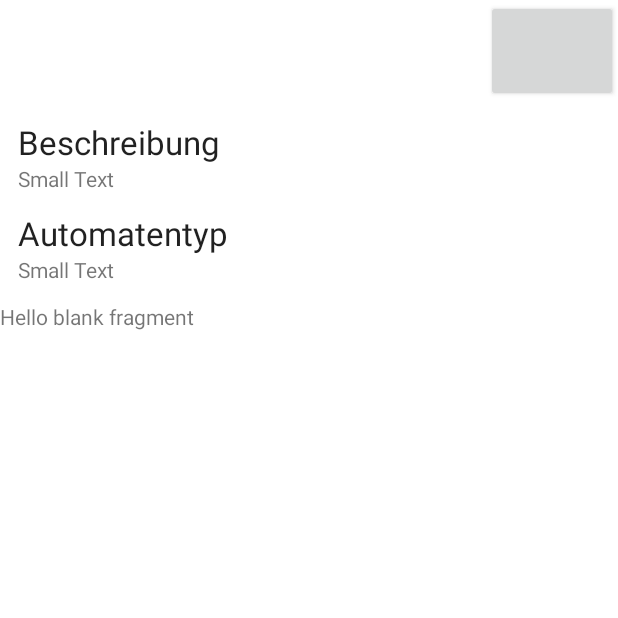
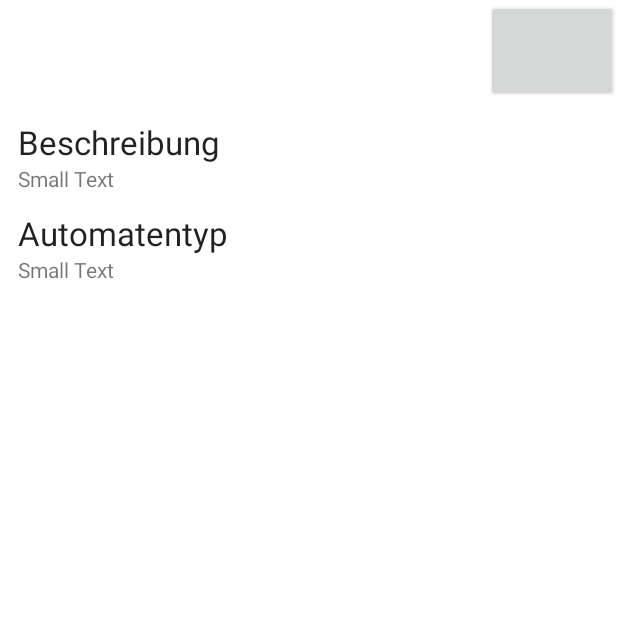
Before and after one commit to VendingApp/app-android, an Android app: the screen it shows after launch (MapsActivity), on a phone screen of 412 x 824 dp, the top half of it. Run offline under Robolectric (Android 15) with nearby library versions, the light colour scheme and no system bars; our stand-ins replace ButterKnife; libraries missing offline, so code that uses them is left out: com.loopj.android, com.sothree.slidinguppanel, de.greenrobot.event; plain views replace FloatingActionButton, FloatingActionsMenu, SlidingUpPanelLayout; 9 statements that could not run were skipped.

Commit message:
View Preparation

```diff
--- a/app/build.gradle
+++ b/app/build.gradle
@@ -24,7 +24,7 @@ dependencies {
         mavenCentral()
     }
     compile fileTree(dir: 'libs', include: ['*.jar'])
-    compile 'com.android.support:appcompat-v7:22.1.1'
+    compile 'com.android.support:appcompat-v7:22.2.0'
     compile 'com.google.android.gms:play-services:7.3.0'
     compile 'com.getbase:floatingactionbutton:1.9.0'
     compile 'com.jakewharton:butterknife:6.1.0'
@@ -33,4 +33,5 @@ dependencies {
     compile 'com.google.code.gson:gson:2.3'
     compile 'com.sothree.slidinguppanel:library:3.0.0'
     compile 'de.greenrobot:eventbus:2.4.0'
+    compile 'com.android.support:recyclerview-v7:22.0.0'
 }
--- a/app/src/main/java/de/submit_ev/vendingapp/fragments/FragmentVendorProducts.java
+++ b/app/src/main/java/de/submit_ev/vendingapp/fragments/FragmentVendorProducts.java
@@ -3,10 +3,14 @@ package de.submit_ev.vendingapp.fragments;
 
 import android.os.Bundle;
 import android.app.Fragment;
+import android.support.v7.widget.LinearLayoutManager;
+import android.support.v7.widget.RecyclerView;
 import android.view.LayoutInflater;
 import android.view.View;
 import android.view.ViewGroup;
 
+import butterknife.ButterKnife;
+import butterknife.InjectView;
 import de.submit_ev.vendingapp.R;
 
 
@@ -24,6 +28,9 @@ public class FragmentVendorProducts extends Fragment {
     // TODO: Rename and change types of parameters
     private String mParam1;
     private String mParam2;
+
+    @InjectView(R.id.my_recycler_view)
+    RecyclerView recyclerView;
 
 
     /**
@@ -55,13 +62,24 @@ public class FragmentVendorProducts extends Fragment {
             mParam1 = getArguments().getString(ARG_PARAM1);
             mParam2 = getArguments().getString(ARG_PARAM2);
         }
+
     }
 
     @Override
     public View onCreateView(LayoutInflater inflater, ViewGroup container,
                              Bundle savedInstanceState) {
         // Inflate the layout for this fragment
-        return inflater.inflate(R.layout.fragment_vendor_products, container, false);
+        View view = inflater.inflate(R.layout.fragment_vendor_products, container, false);
+        ButterKnife.inject(this, view);
+
+        recyclerView.setHasFixedSize(true);
+
+        RecyclerView.LayoutManager mLayoutManager = new LinearLayoutManager(getActivity().getApplicationContext());
+        recyclerView.setLayoutManager(mLayoutManager);
+
+
+
+        return view;
     }
 
 
--- a/app/src/main/res/layout/fragment_vendor_products.xml
+++ b/app/src/main/res/layout/fragment_vendor_products.xml
@@ -2,8 +2,10 @@
     xmlns:tools="http://schemas.android.com/tools" android:layout_width="match_parent"
     android:layout_height="match_parent" tools:context="de.submit_ev.vendingapp.fragments.FragmentVendorProducts">
 
-    <!-- TODO: Update blank fragment layout -->
-    <TextView android:layout_width="match_parent" android:layout_height="match_parent"
-        android:text="@string/hello_blank_fragment" />
+    <android.support.v7.widget.RecyclerView
+        android:id="@+id/my_recycler_view"
+        android:scrollbars="vertical"
+        android:layout_width="match_parent"
+        android:layout_height="match_parent"/>
 
 </FrameLayout>
```
Also changed, not shown: app/src/main/java/de/submit_ev/vendingapp/adapters/ProductAdapter.java (added, +54 -0 lines), app/src/main/res/layout/list_item_product.xml (added, +23 -0 lines).
